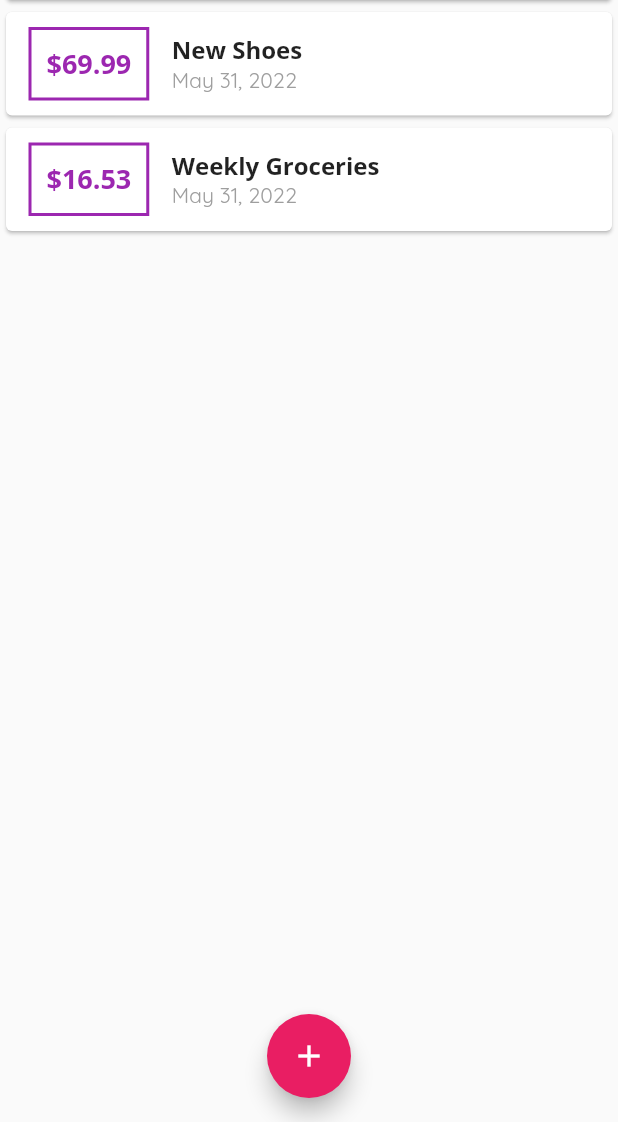
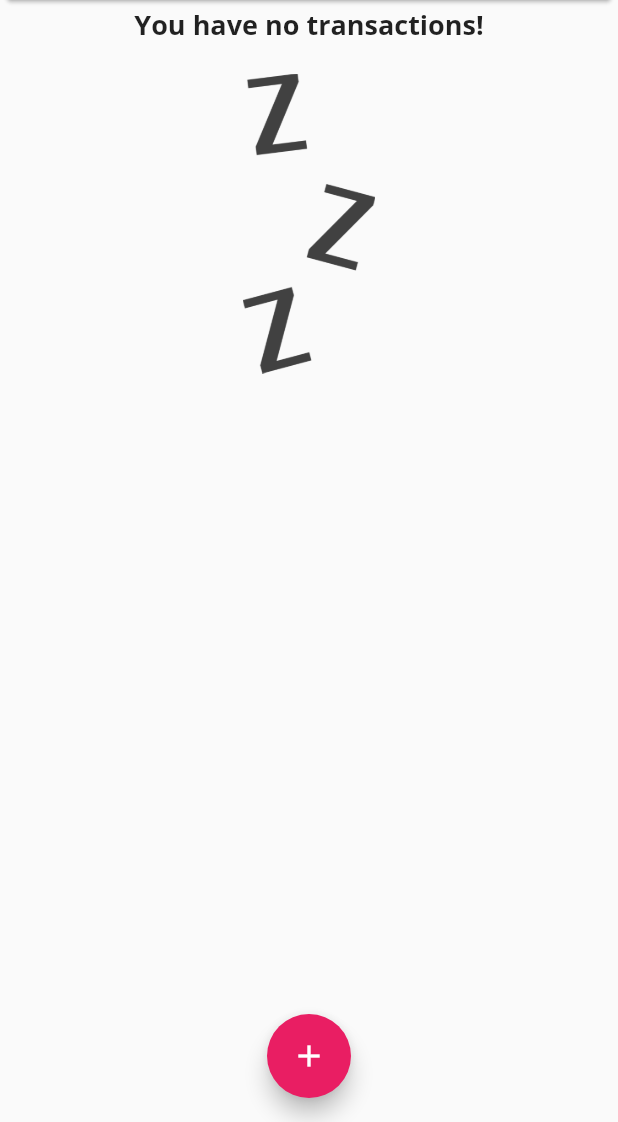
Before and after one commit to kensodemann/personal_expenses, a Flutter app: the screen it shows after launch, on a phone screen of 412 x 824 dp, the part 114-1236 px from its top. Run offline on Flutter 3.47's test engine with Material 2 defaults, Android fonts, the phone set to English and light mode, and no system bars.

Commit message:
feat(ui): display an image when there is no data

```diff
--- a/lib/pages/home.dart
+++ b/lib/pages/home.dart
@@ -12,20 +12,7 @@ class MyHomePage extends StatefulWidget {
 }
 
 class _MyHomePageState extends State<MyHomePage> {
-  final List<Transaction> _transactions = [
-    Transaction(
-      id: 't1',
-      title: 'New Shoes',
-      amount: 69.99,
-      date: DateTime.now(),
-    ),
-    Transaction(
-      id: 't2',
-      title: 'Weekly Groceries',
-      amount: 16.53,
-      date: DateTime.now(),
-    ),
-  ];
+  final List<Transaction> _transactions = [];
 
   void _addNewTransaction(String title, double amount) {
     final newTx = Transaction(
--- a/lib/widgets/transaction_list.dart
+++ b/lib/widgets/transaction_list.dart
@@ -10,11 +10,29 @@ class TransactionList extends StatelessWidget {
   Widget build(BuildContext context) {
     return SizedBox(
       height: 300,
-      // crossAxisAlignment: CrossAxisAlignment.stretch,
-      child: ListView.builder(
-        itemBuilder: (ctx, idx) => TransactionItem(_transactions[idx]),
-        itemCount: _transactions.length,
-      ),
+      child: _transactions.isEmpty
+          ? Column(
+              children: [
+                Text(
+                  'You have no transactions!',
+                  style: Theme.of(context).textTheme.titleLarge,
+                ),
+                const SizedBox(
+                  height: 20,
+                ),
+                const SizedBox(
+                  height: 200,
+                  child: Image(
+                    image: AssetImage('assets/images/waiting.png'),
+                    fit: BoxFit.cover,
+                  ),
+                ),
+              ],
+            )
+          : ListView.builder(
+              itemBuilder: (ctx, idx) => TransactionItem(_transactions[idx]),
+              itemCount: _transactions.length,
+            ),
     );
   }
 }
```
Also changed, not shown: pubspec.yaml (+2 -15 lines), assets/images/waiting.png (added).
